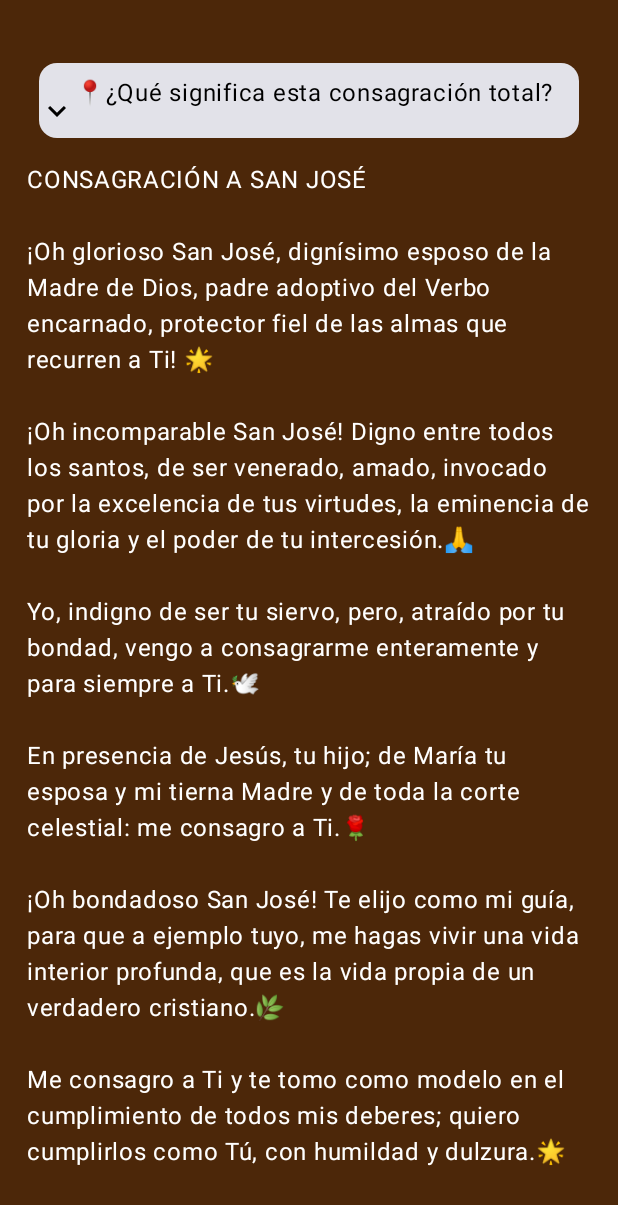
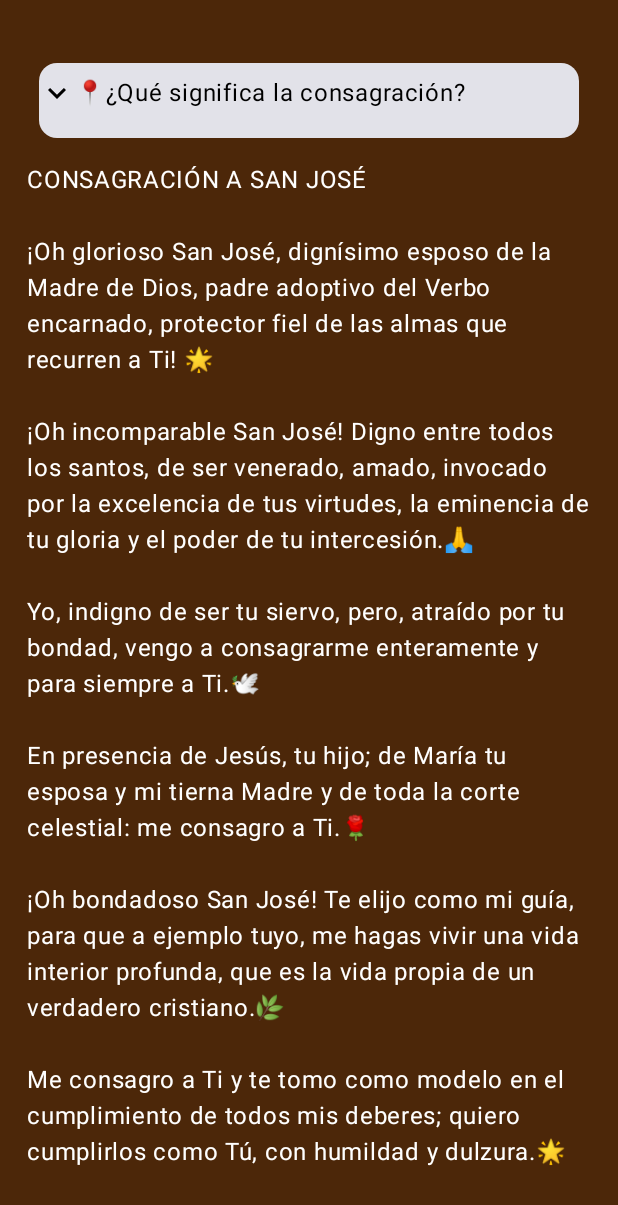
Before and after one commit to joulsCarvajal/stJosephAppOfficial, an Android app built with Jetpack Compose: the composable TheNewScreen shown on its own in the app's theme, on a phone screen of 412 x 824 dp. Shown: the top 1205 px of the screen. Run offline under Robolectric (Android 15) with nearby library versions, the phone set to English and light mode, and no system bars; our stand-ins replace AdMob; 1 statement that could not run was skipped.

Commit message:
Un par de ajustes en el archivo de consecration.xml

```diff
--- a/app/src/main/java/com/alphazetakapp/stjosephappofficial/ReadMeditationScreen/Consecration.kt
+++ b/app/src/main/java/com/alphazetakapp/stjosephappofficial/ReadMeditationScreen/Consecration.kt
@@ -118,7 +118,7 @@ fun ExpandableMining(mining: String) {
                     modifier = Modifier.size(24.dp)
                 )
                 Text(
-                    text = if (isExpanded) text else text.take(42), // Mostrar solo una parte del texto cuando está contraído
+                    text = if (isExpanded) text else text.take(33), // Mostrar solo una parte del texto cuando está contraído
                     color = Color.Black,
                     modifier = Modifier
                         .padding(vertical = 8.dp)
--- a/app/src/main/res/values/consecration.xml
+++ b/app/src/main/res/values/consecration.xml
@@ -1,7 +1,7 @@
 <?xml version="1.0" encoding="utf-8"?>
 <resources>
     <string name="question_mining">
-        📍¿Qué significa esta consagración total?\n
+        📍¿Qué significa la consagración?\n
 
 \nLa consagración total a San José significa que, se lleva a cabo un acto de confianza filial a este Padre espiritual, para que pueda cuidar de nuestro bienestar espiritual y llevarnos a Dios. La persona que se consagra a San José quiere estar lo más cerca posible a él, hasta el punto de parecerse en virtud y santidad.\n
 
```
